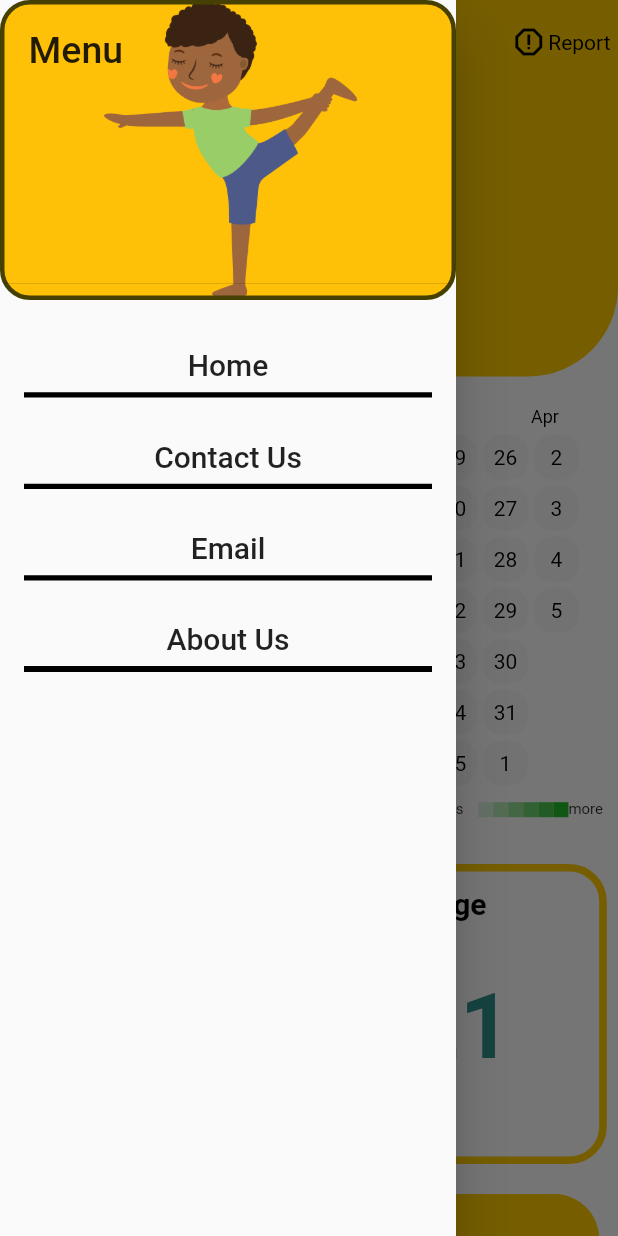
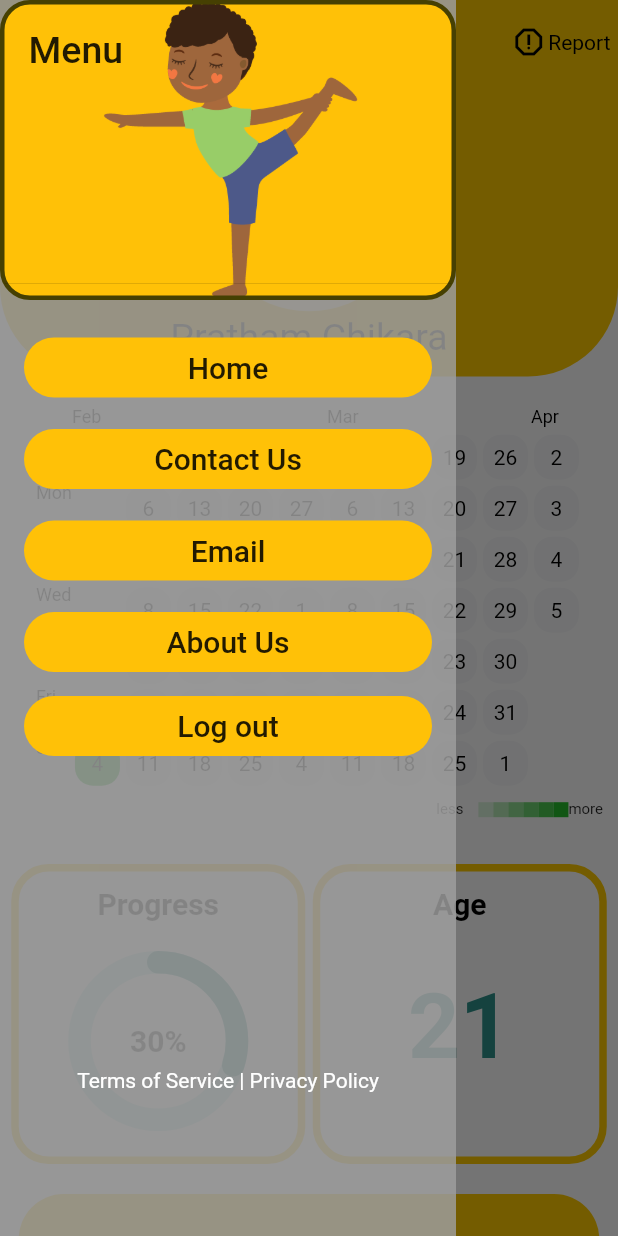
Before and after one commit to PratyushPriyam/Habit-Tracker-Flutter, a Flutter app: the screen it shows after launch, with the side drawer open, on a phone screen of 412 x 824 dp. Run offline on Flutter 3.47's test engine with Material 2 defaults, Android fonts, the phone set to English and light mode, and no system bars; drawn by our look-alikes of animated_text_kit, flutter_heatmap_calendar, percent_indicator.

Commit message:
fixed Drawer,Report btn

```diff
--- a/lib/My_Profile.dart
+++ b/lib/My_Profile.dart
@@ -2,9 +2,9 @@ import 'package:flutter/material.dart';
 import 'package:habit_tracking_app/About_Us.dart';
 import 'package:habit_tracking_app/Heat_map.dart';
 import 'package:habit_tracking_app/Home_Screen.dart';
+import 'package:habit_tracking_app/Report_screen.dart';
 import 'package:habit_tracking_app/Text_animation.dart';
 import 'package:habit_tracking_app/percent_indicator.dart';
-
 
 class MyProfileScreen extends StatelessWidget {
   const MyProfileScreen({super.key});
@@ -13,6 +13,8 @@ class MyProfileScreen extends StatelessWidget {
   Widget build(BuildContext context) {
     return Scaffold(
       drawer: Drawer(
+        elevation: 5000,
+        backgroundColor: Color.fromARGB(211, 158, 158, 158),
         child: ListView(
           children: [
             Container(
@@ -34,8 +36,8 @@ class MyProfileScreen extends StatelessWidget {
                   child: Container(
                     height: 40,
                     decoration: BoxDecoration(
-                      border: Border(
-                          bottom: BorderSide(color: Colors.black, width: 3.5)),
+                      color: Colors.amber,
+                      borderRadius: BorderRadius.all(Radius.circular(20)),
                     ),
                     child: Center(
                         child: Text(
@@ -55,8 +57,8 @@ class MyProfileScreen extends StatelessWidget {
               title: Container(
                 height: 40,
                 decoration: BoxDecoration(
-                  border: Border(
-                      bottom: BorderSide(color: Colors.black, width: 3.5)),
+                  color: Colors.amber,
+                  borderRadius: BorderRadius.all(Radius.circular(20)),
                 ),
                 child: Center(
                     child: Text(
@@ -82,8 +84,8 @@ class MyProfileScreen extends StatelessWidget {
               title: Container(
                 height: 40,
                 decoration: BoxDecoration(
-                  border: Border(
-                      bottom: BorderSide(color: Colors.black, width: 3.5)),
+                  color: Colors.amber,
+                  borderRadius: BorderRadius.all(Radius.circular(20)),
                 ),
                 child: Center(
                     child: Text(
@@ -110,8 +112,8 @@ class MyProfileScreen extends StatelessWidget {
                 child: Container(
                   height: 40,
                   decoration: BoxDecoration(
-                    border: Border(
-                        bottom: BorderSide(color: Colors.black, width: 4)),
+                    color: Colors.amber,
+                    borderRadius: BorderRadius.all(Radius.circular(20)),
                   ),
                   child: Center(
                       child: Text(
@@ -127,6 +129,37 @@ class MyProfileScreen extends StatelessWidget {
                 },
               ),
             ),
+            ListTile(
+              title: InkWell(
+                child: Container(
+                  height: 40,
+                  decoration: BoxDecoration(
+                    color: Colors.amber,
+                    borderRadius: BorderRadius.all(Radius.circular(20)),
+                  ),
+                  child: Center(
+                      child: Text(
+                    "Log out",
+                    style: TextStyle(fontSize: 20),
+                  )),
+                ),
+                onTap: () {
+                  // Navigator.push(
+                  //  // go to login page again * * *
+                  // );
+                },
+              ),
+            ),
+            SizedBox(
+              height: 200,
+            ),
+            Container(
+              child: Center(
+                  child: Text(
+                'Terms of Service | Privacy Policy',
+                style: TextStyle(color: Colors.white),
+              )),
+            ),
           ],
         ),
       ),
@@ -139,7 +172,9 @@ class MyProfileScreen extends StatelessWidget {
         ),
         actions: [
           InkWell(
-            onTap: () => {print("Button Tapped")},
+            onTap: () => {
+              Navigator.push(context, MaterialPageRoute(builder: (context) => MyReport_Screen()))
+            },
             child: Container(
               padding: EdgeInsets.only(right: 5),
               child: Row(
@@ -217,15 +252,10 @@ class MyProfileScreen extends StatelessWidget {
                                   color: Colors.black,
                                   fontWeight: FontWeight.bold,
                                   fontSize: 20)),
-                        SizedBox(
-                          height:20
+                          SizedBox(height: 20),
+                          Container(
+                            child: Percent_indicator(),
                           ),
-
-
-                            Container(
-                              child:Percent_indicator(),
-                            ),
-
                         ],
                       ),
                     ),
@@ -251,9 +281,8 @@ class MyProfileScreen extends StatelessWidget {
                           SizedBox(
                             height: 25,
                           ),
-
                           Center(
-                                  child:MyAge(),
+                            child: MyAge(),
                           )
                         ],
                       ),
--- /dev/null
+++ b/lib/Report_screen.dart
@@ -0,0 +1,18 @@
+import 'package:flutter/material.dart';
+
+class MyReport_Screen extends StatelessWidget {
+  const MyReport_Screen({super.key});
+
+  @override
+  Widget build(BuildContext context) {
+    return Scaffold(
+      backgroundColor: Colors.amber,
+        body: SafeArea(
+      child: Container(
+        child: Center(
+            child: Text(
+                "To report a bug kindly contact our development\n team at Developer@gmail.com")),
+      ),
+    ));
+  }
+}
--- a/lib/percent_indicator.dart
+++ b/lib/percent_indicator.dart
@@ -16,7 +16,7 @@ class _Percent_indicatorState extends State<Percent_indicator> {
       child: CircularPercentIndicator(
         radius: 60,
         animation: true,
-        animationDuration: 1000,
+        animationDuration: 2300,
         lineWidth: 15,
         percent: 0.3,
         progressColor: Color.fromARGB(255, 46, 146, 139),
```
Lines whose indentation alone changed are shown as unchanged.
